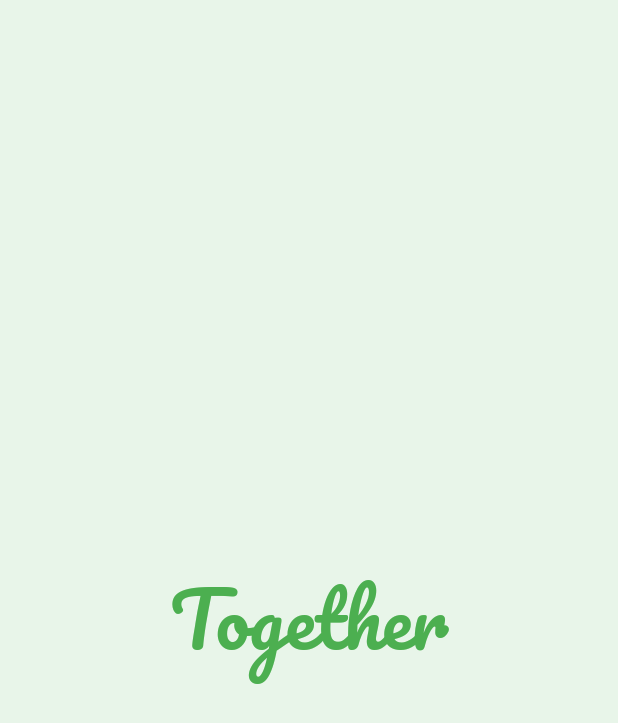
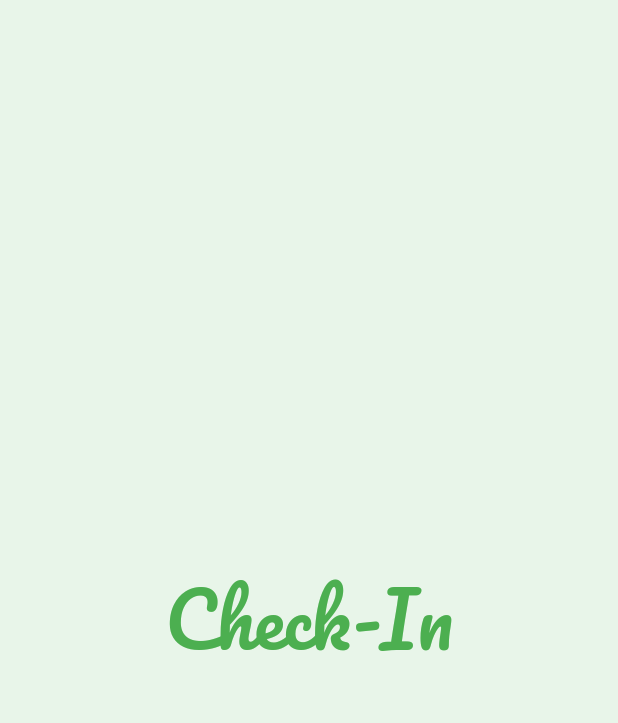
Before and after one commit to hayden-huynh/together-mobile-app, a Flutter app: the SplashScreen screen opened directly, on a phone screen of 412 x 824 dp. Shown: the top 723 px of the screen. Run offline on Flutter 3.47's test engine with Material 2 defaults, Android fonts, the light colour scheme and no system bars; our stand-ins replace firebase_core, firebase_messaging, flutter_local_notifications, flutter_native_timezone, geolocator, location and 4 more; missing offline and left inert: simple_gesture_detector; accounts and stored records are empty.

Commit message:
Updated app title in splash screen

```diff
--- a/lib/screens/splash_screen.dart
+++ b/lib/screens/splash_screen.dart
@@ -11,7 +11,7 @@ class _SplashScreenState extends State<SplashScreen> {
     return Scaffold(
       body: Center(
         child: Text(
-          "Together",
+          "Check-In",
           style: TextStyle(
             fontFamily: "Pacifico",
             color: Colors.green,
```
